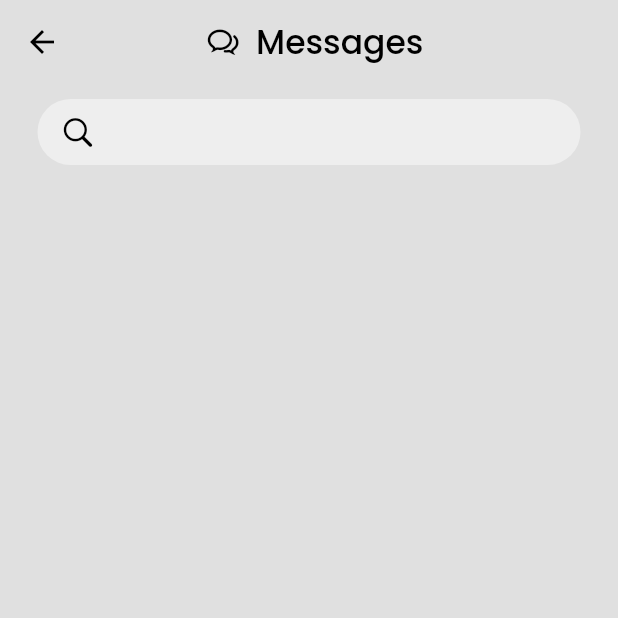
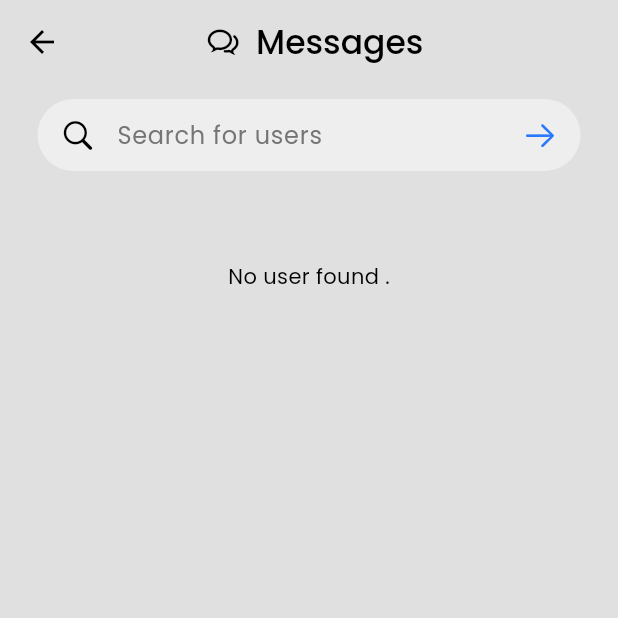
Before and after one commit to The-Naveen-Chandra/Make-LinkUp, a Flutter app: the UsersListScreen screen opened directly, on a phone screen of 412 x 824 dp, the top half of it. Run offline on Flutter 3.47's test engine with Material 3 defaults, Android fonts, the phone set to English and light mode, and no system bars; our stand-ins replace cloud_firestore, firebase_auth, firebase_core, google_fonts, google_sign_in, shared_preferences; accounts and stored records are empty.

Commit message:
Dev: Search bar with search functionality

```diff
--- a/lib/screens/users_list_screen.dart
+++ b/lib/screens/users_list_screen.dart
@@ -2,10 +2,10 @@ import 'package:flutter/cupertino.dart';
 import 'package:flutter/material.dart';
 import 'package:google_fonts/google_fonts.dart';
 import 'package:firebase_auth/firebase_auth.dart';
-import 'package:linkup_app/components/linkup_logo.dart';
 
 import 'package:linkup_app/screens/chat_screen.dart';
 import 'package:linkup_app/components/user_title.dart';
+import 'package:linkup_app/components/linkup_logo.dart';
 import 'package:linkup_app/services/chat/chat_services.dart';
 
 class UsersListScreen extends StatefulWidget {
@@ -19,6 +19,11 @@ class _UsersListScreenState extends State<UsersListScreen> {
   // service instances
   final ChatService _chatService = ChatService();
   final currentUser = FirebaseAuth.instance.currentUser!;
+  TextEditingController searchController = TextEditingController();
+
+  void _triggerSearch() {
+    setState(() {});
+  }
 
   @override
   Widget build(BuildContext context) {
@@ -65,6 +70,83 @@ class _UsersListScreenState extends State<UsersListScreen> {
           );
         }
 
+        List<dynamic> users = snapshot.data as List<dynamic>;
+
+        if (searchController.text.isNotEmpty) {
+          String query = searchController.text.toLowerCase();
+          users = users.where((userData) {
+            String username = userData["username"]?.toLowerCase() ?? "";
+            String email = userData["email"]?.toLowerCase() ?? "";
+            return username.contains(query) || email.contains(query);
+          }).toList();
+        }
+
+        if (users.isEmpty) {
+          return Column(
+            children: [
+              Container(
+                margin: const EdgeInsets.symmetric(
+                  horizontal: 25.0,
+                  vertical: 10.0,
+                ),
+                padding: const EdgeInsets.symmetric(
+                  horizontal: 15.0,
+                  vertical: 0.0,
+                ),
+                decoration: BoxDecoration(
+                  color: Theme.of(context).colorScheme.primary,
+                  borderRadius: BorderRadius.circular(50),
+                ),
+                child: Row(
+                  children: [
+                    Padding(
+                      padding: const EdgeInsets.only(right: 14.0),
+                      child: Icon(
+                        CupertinoIcons.search,
+                        color: Theme.of(context).colorScheme.tertiary,
+                      ),
+                    ),
+                    Expanded(
+                      child: TextField(
+                        controller: searchController,
+                        autofocus: false,
+                        cursorColor: Theme.of(context).colorScheme.tertiary,
+                        style: GoogleFonts.poppins(),
+                        decoration: InputDecoration(
+                          border: InputBorder.none,
+                          hintText: "Search for users",
+                          hintStyle: GoogleFonts.poppins(
+                            color: Colors.grey[600],
+                          ),
+                        ),
+                      ),
+                    ),
+                    Padding(
+                      padding: const EdgeInsets.only(left: 14.0),
+                      child: GestureDetector(
+                        onTap: () {
+                          _triggerSearch();
+                        },
+                        child: Icon(
+                          CupertinoIcons.arrow_right,
+                          color: Colors.blueAccent[400],
+                        ),
+                      ),
+                    ),
+                  ],
+                ),
+              ),
+              const SizedBox(
+                height: 50,
+              ),
+              Text(
+                "No user found .",
+                style: GoogleFonts.poppins(),
+              ),
+            ],
+          );
+        }
+
         // return list view
         return Column(
           children: [
@@ -76,27 +158,58 @@ class _UsersListScreenState extends State<UsersListScreen> {
               ),
               padding: const EdgeInsets.symmetric(
                 horizontal: 15.0,
-                vertical: 10.0,
+                vertical: 0.0,
               ),
-              width: double.infinity,
               decoration: BoxDecoration(
                 color: Theme.of(context).colorScheme.primary,
                 borderRadius: BorderRadius.circular(50),
               ),
               child: Row(
                 children: [
-                  Icon(
-                    CupertinoIcons.search,
-                    color: Theme.of(context).colorScheme.tertiary,
-                  )
+                  Padding(
+                    padding: const EdgeInsets.only(right: 14.0),
+                    child: Icon(
+                      CupertinoIcons.search,
+                      color: Theme.of(context).colorScheme.tertiary,
+                    ),
+                  ),
+                  Expanded(
+                    child: TextField(
+                      controller: searchController,
+                      autofocus: false,
+                      cursorColor: Theme.of(context).colorScheme.tertiary,
+                      style: GoogleFonts.poppins(),
+                      decoration: InputDecoration(
+                        border: InputBorder.none,
+                        hintText: "Search for users",
+                        hintStyle: GoogleFonts.poppins(
+                          color: Colors.grey[600],
+                        ),
+                      ),
+                    ),
+                  ),
+                  Padding(
+                    padding: const EdgeInsets.only(left: 14.0),
+                    child: GestureDetector(
+                      onTap: () {
+                        _triggerSearch();
+                      },
+                      child: Icon(
+                        CupertinoIcons.arrow_right,
+                        color: Colors.blueAccent[400],
+                      ),
+                    ),
+                  ),
                 ],
               ),
             ),
             Expanded(
-              child: ListView(
-                children: snapshot.data!
-                    .map((userData) => _buildUsersListItem(userData, context))
-                    .toList(),
+              child: ListView.builder(
+                itemCount: users.length,
+                itemBuilder: (context, index) {
+                  Map<String, dynamic> userData = users[index];
+                  return _buildUsersListItem(userData, context);
+                },
               ),
             ),
           ],
```
